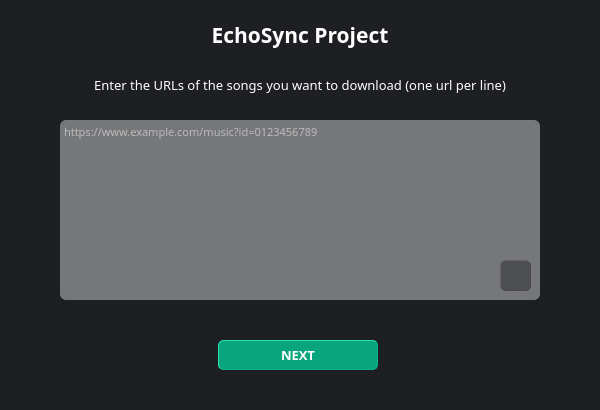
Above: dev_app.ui from Henrique-Coder/echosync-project before the change. Below: the same form after it.
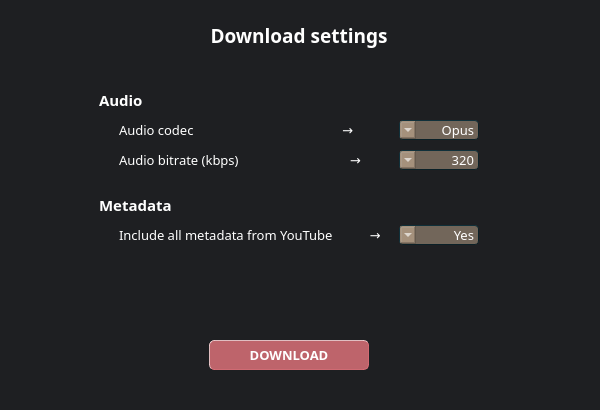
That is the form after the change.

Diff of the .ui file:
```diff
--- a/dev_app.ui
+++ b/dev_app.ui
@@ -721,7 +721,7 @@
       <locale language="English" country="UnitedStates"/>
      </property>
      <property name="currentText">
-      <string notr="true">OPUS</string>
+      <string notr="true">Opus</string>
      </property>
      <property name="maxVisibleItems">
       <number>11</number>
@@ -734,7 +734,7 @@
      </property>
      <item>
       <property name="text">
-       <string notr="true">OPUS</string>
+       <string notr="true">Opus</string>
       </property>
      </item>
      <item>
@@ -1099,146 +1099,6 @@
       </property>
      </item>
     </widget>
-    <widget class="QLabel" name="msgIncludeHQYTThumbnail">
-     <property name="geometry">
-      <rect>
-       <x>120</x>
-       <y>250</y>
-       <width>270</width>
-       <height>30</height>
-      </rect>
-     </property>
-     <property name="sizePolicy">
-      <sizepolicy hsizetype="Fixed" vsizetype="Fixed">
-       <horstretch>0</horstretch>
-       <verstretch>0</verstretch>
-      </sizepolicy>
-     </property>
-     <property name="font">
-      <font>
-       <family>Quicksand Mediuml</family>
-       <pointsize>10</pointsize>
-       <weight>50</weight>
-       <italic>false</italic>
-       <bold>false</bold>
-       <stylestrategy>PreferAntialias</stylestrategy>
-      </font>
-     </property>
-     <property name="cursor">
-      <cursorShape>ArrowCursor</cursorShape>
-     </property>
-     <property name="mouseTracking">
-      <bool>true</bool>
-     </property>
-     <property name="contextMenuPolicy">
-      <enum>Qt::NoContextMenu</enum>
-     </property>
-     <property name="acceptDrops">
-      <bool>false</bool>
-     </property>
-     <property name="toolTip">
-      <string notr="true"/>
-     </property>
-     <property name="statusTip">
-      <string notr="true"/>
-     </property>
-     <property name="whatsThis">
-      <string notr="true"/>
-     </property>
-     <property name="accessibleName">
-      <string notr="true"/>
-     </property>
-     <property name="accessibleDescription">
-      <string notr="true"/>
-     </property>
-     <property name="styleSheet">
-      <string notr="true">font: 10pt &quot;Quicksand Mediuml&quot;; color: #ffffff;</string>
-     </property>
-     <property name="text">
-      <string notr="true">Include HQ thumbnail from YouTube         →</string>
-     </property>
-     <property name="textInteractionFlags">
-      <set>Qt::NoTextInteraction</set>
-     </property>
-    </widget>
-    <widget class="QComboBox" name="listIncludeHQYTThumbnail">
-     <property name="geometry">
-      <rect>
-       <x>400</x>
-       <y>255</y>
-       <width>80</width>
-       <height>20</height>
-      </rect>
-     </property>
-     <property name="sizePolicy">
-      <sizepolicy hsizetype="Fixed" vsizetype="Fixed">
-       <horstretch>0</horstretch>
-       <verstretch>0</verstretch>
-      </sizepolicy>
-     </property>
-     <property name="font">
-      <font>
-       <family>Quicksand Mediuml</family>
-       <pointsize>10</pointsize>
-       <weight>50</weight>
-       <italic>false</italic>
-       <bold>false</bold>
-       <stylestrategy>PreferAntialias</stylestrategy>
-      </font>
-     </property>
-     <property name="cursor">
-      <cursorShape>PointingHandCursor</cursorShape>
-     </property>
-     <property name="mouseTracking">
-      <bool>true</bool>
-     </property>
-     <property name="contextMenuPolicy">
-      <enum>Qt::NoContextMenu</enum>
-     </property>
-     <property name="toolTip">
-      <string notr="true"/>
-     </property>
-     <property name="statusTip">
-      <string notr="true"/>
-     </property>
-     <property name="whatsThis">
-      <string notr="true"/>
-     </property>
-     <property name="accessibleName">
-      <string notr="true"/>
-     </property>
-     <property name="accessibleDescription">
-      <string notr="true"/>
-     </property>
-     <property name="layoutDirection">
-      <enum>Qt::RightToLeft</enum>
-     </property>
-     <property name="styleSheet">
-      <string notr="true">font: 10pt &quot;Quicksand Mediuml&quot;; color: #ffffff; background-color: rgba(245, 212, 176, 100); border-color: rgb(11, 32, 39); border-style: outset; border-width: 1px; border-radius: 4px;</string>
-     </property>
-     <property name="currentText">
-      <string notr="true">Yes</string>
-     </property>
-     <property name="maxVisibleItems">
-      <number>11</number>
-     </property>
-     <property name="duplicatesEnabled">
-      <bool>false</bool>
-     </property>
-     <property name="frame">
-      <bool>true</bool>
-     </property>
-     <item>
-      <property name="text">
-       <string notr="true">Yes</string>
-      </property>
-     </item>
-     <item>
-      <property name="text">
-       <string notr="true">No</string>
-      </property>
-     </item>
-    </widget>
     <widget class="QPushButton" name="btnDownload">
      <property name="geometry">
       <rect>
@@ -1901,14 +1761,14 @@
      <string notr="true"/>
     </property>
    </widget>
-   <zorder>settingsInputWindow</zorder>
-   <zorder>downloadProgress</zorder>
    <zorder>background0</zorder>
    <zorder>applicationName</zorder>
    <zorder>inputUrlList</zorder>
    <zorder>msgAskForUrls</zorder>
    <zorder>btnNext</zorder>
    <zorder>btnImportFromFile</zorder>
+   <zorder>downloadProgress</zorder>
+   <zorder>settingsInputWindow</zorder>
   </widget>
  </widget>
  <resources/>
```
